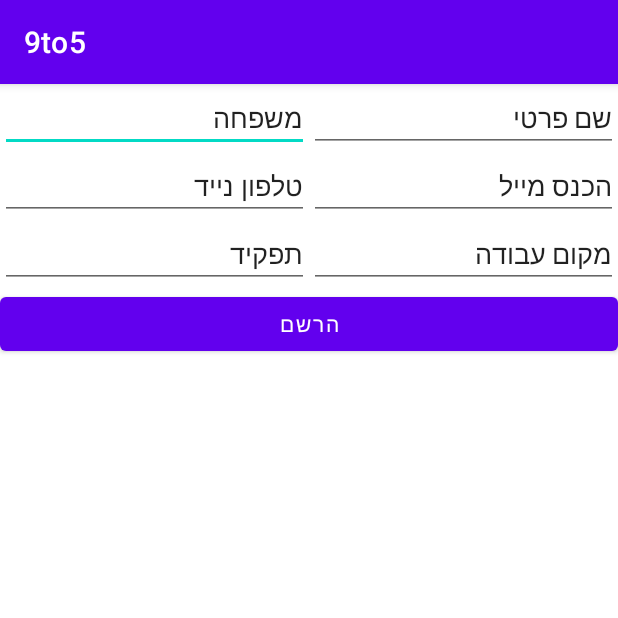
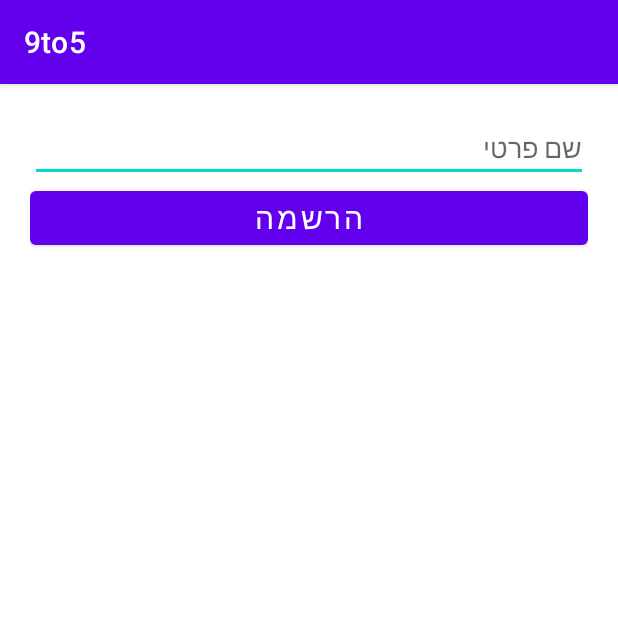
Before and after one commit to MosheWork/9to5, an Android app: the screen it shows after launch (ProfilePage before the commit, profilePage_1 after it), after a tap on "פרופיל", on a phone screen of 412 x 824 dp, the top half of it. Run offline under Robolectric (Android 15) with nearby library versions, the phone set to English and light mode, and no system bars.

Commit message:
שיניתי את הדפים הוספתי פרופיל עובד שמעביר נתונים לקלאסס אחר רוהצ לרשום בעברית1!!! בפרוייקט ארשום באנגלית

```diff
--- a/app/src/main/java/com/example/a9to5/HomePage_test.java
+++ b/app/src/main/java/com/example/a9to5/HomePage_test.java
@@ -19,12 +19,51 @@ public class HomePage_test extends AppCompatActivity {
     private  ImageView imageheartBtn;
     private  ImageView SocialnetworkBtn;
 
+    //profile set up
+  //  EditText FirstName,secondName,email,workPlace,Phone;
+   // Button SubmitProfileBtn;
+    Button MoveToProfileBtn1;
+   // SharedPreferences spProfile;
+    //String FirstNameStr,secondNameStr,emailStr,workPlaceStr,phoneStr;
+
 
 
     @Override
     protected void onCreate(Bundle savedInstanceState) {
         super.onCreate(savedInstanceState);
         setContentView(R.layout.activity_home_page_test);
+
+    //profile set up
+      // FirstName= findViewById((R.id.FirstNameText));
+       // secondName= findViewById((R.id.secondNameText));
+       // email= findViewById((R.id.Emailtext));
+       // workPlace= findViewById((R.id.WorkPlaceText));
+      //  Phone= findViewById((R.id.PhoneText));
+
+       // spProfile=getSharedPreferences("MyProfile",Context.MODE_PRIVATE);
+
+      //  SubmitProfileBtn.setOnClickListener(new View.OnClickListener() {
+           // @Override
+           // public void onClick(View v) {
+              //  FirstNameStr=FirstName.getText().toString();
+              //  secondNameStr=secondName.getText().toString();
+              //  emailStr=email.getText().toString();
+              //  workPlaceStr=workPlace.getText().toString();
+              //  phoneStr=Phone.getText().toString();
+
+               // SharedPreferences.Editor editor=spProfile.edit();
+
+               // editor.putString("firstName",FirstNameStr);
+               // editor.putString("lastName",secondNameStr);
+               // editor.putString("email",emailStr);
+               // editor.putString("workPlace",workPlaceStr);
+               // editor.putString("phone",phoneStr);
+               // editor.commit();
+               // Toast.makeText(HomePage_test.this,"Saved!!", Toast.LENGTH_LONG).show();
+
+           // }
+      //  });
+
 
 
    ///buttons listeners
@@ -37,7 +76,7 @@ public class HomePage_test extends AppCompatActivity {
             }
         });
         //פרופיל
-        ProfileBtn =findViewById(R.id.buttonProfile);
+        ProfileBtn =findViewById(R.id.buttonsighnUp);
         ProfileBtn.setOnClickListener(new View.OnClickListener() {
             @Override
             public void onClick(View v) {
@@ -97,7 +136,7 @@ public class HomePage_test extends AppCompatActivity {
         startActivity(intent);
     }
     private void moveToShowProfilePage(){
-        Intent intent= new Intent(this , ProfilePage.class);
+        Intent intent= new Intent(this , profilePage_1.class);
         startActivity(intent);
     }
     private  void  moveToShowSalary(){
@@ -120,4 +159,5 @@ public class HomePage_test extends AppCompatActivity {
         Intent intent = new Intent(this, Social.class);
         startActivity(intent);
     }
+
 }
--- a/app/src/main/java/com/example/a9to5/ProfilePage.java
+++ /dev/null
@@ -1,14 +0,0 @@
-package com.example.a9to5;
-
-import androidx.appcompat.app.AppCompatActivity;
-
-import android.os.Bundle;
-// some new feature
-public class ProfilePage extends AppCompatActivity {
-
-    @Override
-    protected void onCreate(Bundle savedInstanceState) {
-        super.onCreate(savedInstanceState);
-        setContentView(R.layout.activity_profile_page);
-    }
-}
--- a/app/src/main/java/com/example/a9to5/Social.java
+++ b/app/src/main/java/com/example/a9to5/Social.java
@@ -2,7 +2,10 @@ package com.example.a9to5;
 
 import androidx.appcompat.app.AppCompatActivity;
 
+import android.content.Context;
+import android.content.SharedPreferences;
 import android.os.Bundle;
+import android.widget.TextView;
 
 public class Social extends AppCompatActivity {
 
@@ -11,4 +14,5 @@ public class Social extends AppCompatActivity {
         super.onCreate(savedInstanceState);
         setContentView(R.layout.activity_social);
     }
+
 }
--- /dev/null
+++ b/app/src/main/java/com/example/a9to5/profilePage_1.java
@@ -0,0 +1,36 @@
+package com.example.a9to5;
+
+import androidx.appcompat.app.AppCompatActivity;
+
+import android.content.Intent;
+import android.os.Bundle;
+import android.view.View;
+import android.widget.Button;
+import android.widget.EditText;
+
+public class profilePage_1 extends AppCompatActivity {
+
+    Button SubmitBtn1;
+    EditText Profile_Name_text;
+    String Profile_name_Str;
+
+    @Override
+    protected void onCreate(Bundle savedInstanceState) {
+        super.onCreate(savedInstanceState);
+        setContentView(R.layout.activity_profile_page1);
+
+        SubmitBtn1 = findViewById(R.id.SubmitBtn);
+        Profile_Name_text= findViewById(R.id.Nametext);
+
+        SubmitBtn1.setOnClickListener(new View.OnClickListener() {
+            @Override
+            public void onClick(View v) {
+                Intent i = new Intent(profilePage_1.this,profilePage_2.class);
+                Profile_name_Str=Profile_Name_text.getText().toString();
+                i.putExtra("Value",Profile_name_Str);
+                startActivity(i);
+                finish();
+            }
+        });
+    }
+}
--- a/app/src/main/res/layout/activity_home_page_test.xml
+++ b/app/src/main/res/layout/activity_home_page_test.xml
@@ -20,7 +20,7 @@
         android:orientation="vertical">
 
         <Button
-            android:id="@+id/buttonProfile"
+            android:id="@+id/buttonsighnUp"
             android:layout_width="match_parent"
             android:layout_height="wrap_content"
             android:layout_weight="1"
--- a/app/src/main/res/layout/activity_main.xml
+++ b/app/src/main/res/layout/activity_main.xml
@@ -69,7 +69,7 @@
         app:layout_constraintBottom_toTopOf="@+id/buttonSalary"
         app:layout_constraintEnd_toEndOf="parent"
         app:layout_constraintStart_toStartOf="parent"
-        app:layout_constraintTop_toBottomOf="@+id/buttonProfile" />
+        app:layout_constraintTop_toBottomOf="@+id/buttonsighnUp" />
 
     <Button
         android:id="@+id/buttonSalary"
@@ -88,7 +88,7 @@
         tools:ignore="TextContrastCheck" />
 
     <Button
-        android:id="@+id/buttonProfile"
+        android:id="@+id/buttonsighnUp"
         android:layout_width="wrap_content"
         android:layout_height="wrap_content"
         android:layout_marginTop="36dp"
--- a/app/src/main/res/layout/activity_profile_page.xml
+++ /dev/null
@@ -1,94 +0,0 @@
-<?xml version="1.0" encoding="utf-8"?>
-<LinearLayout xmlns:android="http://schemas.android.com/apk/res/android"
-    xmlns:tools="http://schemas.android.com/tools"
-    android:layout_width="match_parent"
-    android:layout_height="match_parent"
-    android:orientation="vertical">
-
-    <LinearLayout
-        android:layout_width="match_parent"
-        android:layout_height="wrap_content"
-        android:orientation="horizontal">
-
-        <EditText
-            android:id="@+id/editTextTextPersonName8"
-            android:layout_width="match_parent"
-            android:layout_height="wrap_content"
-            android:layout_weight="1"
-            android:inputType="textPersonName"
-            android:text="משפחה" />
-
-        <EditText
-            android:id="@+id/editTextTextPersonName7"
-            android:layout_width="match_parent"
-            android:layout_height="wrap_content"
-            android:layout_weight="1"
-            android:inputType="textPersonName"
-            android:text="שם פרטי" />
-
-    </LinearLayout>
-
-    <LinearLayout
-        android:layout_width="match_parent"
-        android:layout_height="wrap_content"
-        android:orientation="horizontal">
-
-        <EditText
-            android:layout_width="match_parent"
-            android:layout_height="wrap_content"
-            android:layout_weight="1"
-            android:hint="הכנס טלפון נייד"
-
-            android:inputType="phone"
-            android:text="טלפון נייד"
-            android:textAlignment="textEnd"
-            android:verticalScrollbarPosition="right"
-            tools:ignore="TouchTargetSizeCheck" />
-
-        <EditText
-
-            android:layout_width="match_parent"
-            android:layout_height="wrap_content"
-            android:layout_weight="1"
-            android:ems="10"
-            android:hint="הכנס מייל"
-            android:inputType="textEmailAddress"
-            android:text="הכנס מייל"
-            tools:ignore="TouchTargetSizeCheck" />
-
-    </LinearLayout>
-
-    <LinearLayout
-        android:layout_width="match_parent"
-        android:layout_height="wrap_content"
-        android:orientation="horizontal">
-
-        <EditText
-            android:layout_width="match_parent"
-            android:layout_height="wrap_content"
-            android:layout_weight="1"
-            android:hint="מקום עבודה"
-            android:inputType="textPersonName"
-            android:text="תפקיד"
-            tools:ignore="TouchTargetSizeCheck" />
-
-        <EditText
-
-            android:layout_width="match_parent"
-            android:layout_height="wrap_content"
-            android:layout_weight="1"
-            android:ems="10"
-            android:hint="תפקיד"
-            android:inputType="textPersonName"
-            android:text="מקום עבודה"
-            tools:ignore="TouchTargetSizeCheck" />
-
-    </LinearLayout>
-
-    <Button
-        android:id="@+id/buttonProfile"
-        android:layout_width="match_parent"
-        android:layout_height="wrap_content"
-        android:text="הרשם" />
-
-</LinearLayout>
--- /dev/null
+++ b/app/src/main/res/layout/activity_profile_page1.xml
@@ -0,0 +1,28 @@
+<?xml version="1.0" encoding="utf-8"?>
+<RelativeLayout xmlns:android="http://schemas.android.com/apk/res/android"
+    xmlns:app="http://schemas.android.com/apk/res-auto"
+    xmlns:tools="http://schemas.android.com/tools"
+    android:layout_width="match_parent"
+    android:layout_height="match_parent"
+    android:padding="20sp"
+
+    tools:context=".profilePage_1">
+<EditText
+    android:layout_width="match_parent"
+    android:layout_height="wrap_content"
+    android:hint="שם פרטי"
+    android:id="@+id/Nametext"/>
+
+    <Button
+        android:id="@+id/SubmitBtn"
+        android:layout_width="match_parent"
+        android:layout_height="wrap_content"
+        android:layout_below="@+id/Nametext"
+        android:text="הרשמה"
+        android:textSize="20sp" />
+
+
+
+
+
+</RelativeLayout>
```
Also changed, not shown: app/src/main/AndroidManifest.xml (+12 -3 lines), app/src/main/java/com/example/a9to5/profilePage_2.java (added, +25 -0 lines), app/src/main/res/layout/activity_profile_page2.xml (added, +18 -0 lines).
